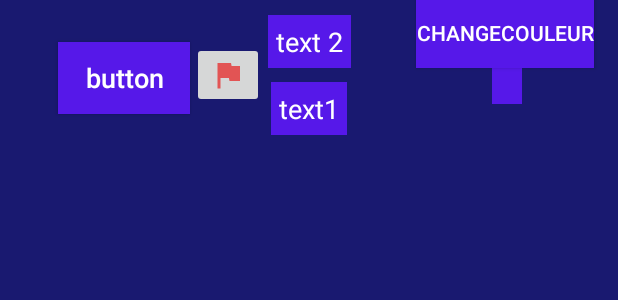
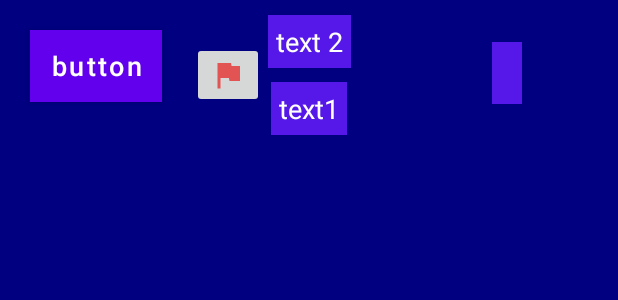
Before and after one commit to juducarm/INFO-H20-demineur, an Android app: the layout activity_main.xml on its own in the app's theme, with its tools: preview values and no code run, on a phone screen of 412 x 824 dp. Shown: the top 300 px of the screen. Run offline under Robolectric (Android 15) with nearby library versions, the phone set to English and light mode, and no system bars.

Commit message:
Interface Démineur complete (V2) premier clic toujours sur une safe box

```diff
--- a/app/build.gradle
+++ b/app/build.gradle
@@ -41,9 +41,7 @@ dependencies {
     implementation 'com.google.android.material:material:1.5.0'
     implementation 'androidx.constraintlayout:constraintlayout:2.1.3'
     implementation 'androidx.legacy:legacy-support-v4:1.0.0'
-    implementation"androidx.fragment:fragment-ktx:1.4.1"
     testImplementation 'junit:junit:4.13.2'
     androidTestImplementation 'androidx.test.ext:junit:1.1.3'
     androidTestImplementation 'androidx.test.espresso:espresso-core:3.4.0'
-
 }
--- a/app/src/main/java/be/julien/info_h20_demineur/MenuView.kt
+++ b/app/src/main/java/be/julien/info_h20_demineur/MenuView.kt
@@ -8,5 +8,4 @@ import android.widget.Button
 class MenuView @JvmOverloads constructor (context: Context, attributes: AttributeSet? = null, defStyleAttr: Int = 0):
     SurfaceView(context, attributes,defStyleAttr){
 
-
 }
--- a/app/src/main/res/layout/activity_main.xml
+++ b/app/src/main/res/layout/activity_main.xml
@@ -5,39 +5,24 @@
     android:id="@+id/layout_main"
     android:layout_width="match_parent"
     android:layout_height="match_parent"
-    android:background="@color/Background"
+    android:background="@color/navyBlue"
     android:clickable="true"
     tools:context=".MainActivity">
 
 
-    <androidx.appcompat.widget.AppCompatButton
+    <Button
         android:id="@+id/btnChangeFragment"
         style="@style/style_texte_principal"
         android:layout_width="wrap_content"
         android:layout_height="wrap_content"
-        android:layout_marginTop="28dp"
-        android:layout_marginEnd="100dp"
-        android:background="@color/BackgroundButton"
+        android:layout_marginLeft="@dimen/magre_boutton_principal"
+        android:layout_marginTop="@dimen/magre_boutton_principal"
+        android:background="@color/gradient"
         android:padding="@dimen/default_padding"
         android:text="button"
         android:textAllCaps="false"
-        android:textColor="@color/textButton"
-        app:layout_constraintEnd_toEndOf="parent"
-        app:layout_constraintHorizontal_bias="0.174"
         app:layout_constraintStart_toStartOf="parent"
         app:layout_constraintTop_toTopOf="parent" />
-
-    <androidx.appcompat.widget.AppCompatButton
-        android:id="@+id/Changecolor"
-        android:layout_width="wrap_content"
-        android:layout_height="wrap_content"
-        android:background="@color/BackgroundButton"
-        android:text="ChangeCouleur"
-        android:textColor="@color/textButton"
-        app:layout_constraintBottom_toBottomOf="@+id/text2"
-        app:layout_constraintEnd_toEndOf="parent"
-        app:layout_constraintHorizontal_bias="0.945"
-        app:layout_constraintStart_toStartOf="parent" />
 
     <TextView
         android:id="@+id/text2"
@@ -45,10 +30,9 @@
         android:layout_width="wrap_content"
         android:layout_height="wrap_content"
         android:layout_gravity="center_horizontal"
-        android:background="@color/BackgroundButton"
+        android:background="@color/gradient"
         android:padding="@dimen/default_padding"
         android:text="text 2"
-        android:textColor="@color/textButton"
         app:layout_constraintBottom_toTopOf="@+id/text1"
         app:layout_constraintEnd_toEndOf="parent"
         app:layout_constraintStart_toStartOf="parent"
@@ -59,10 +43,9 @@
         style="@style/style_texte_principal"
         android:layout_width="wrap_content"
         android:layout_height="wrap_content"
-        android:background="@color/BackgroundButton"
+        android:background="@color/gradient"
         android:padding="@dimen/default_padding"
         android:text="text1"
-        android:textColor="@color/textButton"
         app:layout_constraintBottom_toTopOf="@id/fragment_container"
         app:layout_constraintEnd_toEndOf="parent"
         app:layout_constraintStart_toStartOf="parent"
@@ -75,10 +58,10 @@
         android:layout_height="wrap_content"
         android:layout_marginTop="28dp"
         android:layout_marginEnd="64dp"
-        android:background="@color/BackgroundButton"
+        android:background="@color/gradient"
         android:padding="10dp"
         android:textAlignment="center"
-        android:textColor="@color/textButton"
+        android:textColor="@color/white"
         android:textSize="15dp"
         app:layout_constraintEnd_toEndOf="parent"
         app:layout_constraintTop_toTopOf="parent" />
@@ -88,7 +71,7 @@
         android:layout_width="match_parent"
         android:layout_height="match_parent"
         android:layout_marginTop="@dimen/heightTopBar"
-        android:background="@color/Background"
+        android:background="@color/navyBlue"
         app:layout_constraintBottom_toTopOf="parent"
         app:layout_constraintEnd_toEndOf="parent"
         app:layout_constraintHorizontal_bias="0.0"
--- a/app/src/main/res/values/colors.xml
+++ b/app/src/main/res/values/colors.xml
@@ -32,17 +32,9 @@
     <color name="number_color">@color/white</color>
 
     <!--couleur MenuView-->
-
-
-    <!--couleur ActivityMain-->
-
-    <color name="Background">#191970</color>
-    <color name="BackgroundButton">#5618E9</color>
-    <color name="textButton">#FFFFFFFF</color>
-    <color name="cases">#FFFFFFFF</color>
-
-
-
-
+    <color name="backgroundMenuNightOff">@color/navyBlue</color>
+    <color name="backgroundMenuNightOn">@color/chineseSilver</color>
+    <color name="backgroundButtonNightOn">@color/gradient</color>
+    <color name="backgroundButtonNightOff">@color/white</color>
 
 </resources>
```
Also changed, not shown: app/src/main/java/be/julien/info_h20_demineur/FragmentMenu.kt (+24 -0 lines), app/src/main/java/be/julien/info_h20_demineur/MainActivity.kt (+22 -47 lines), app/src/main/res/layout/fragment_menu.xml (+5 -14 lines).
